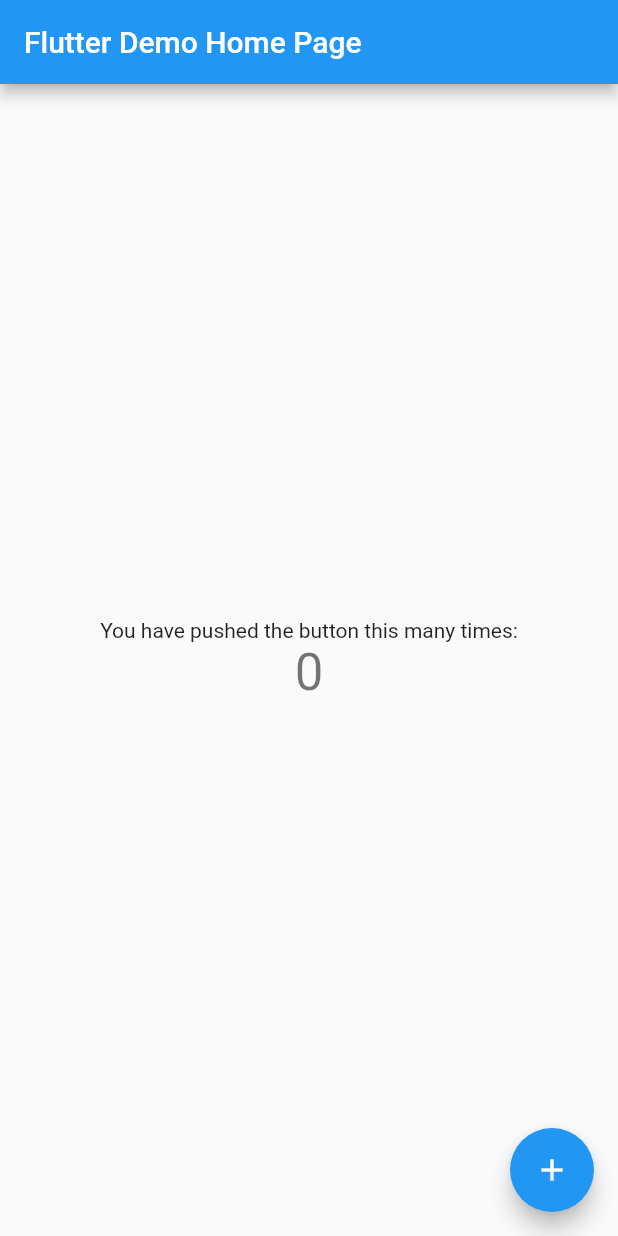
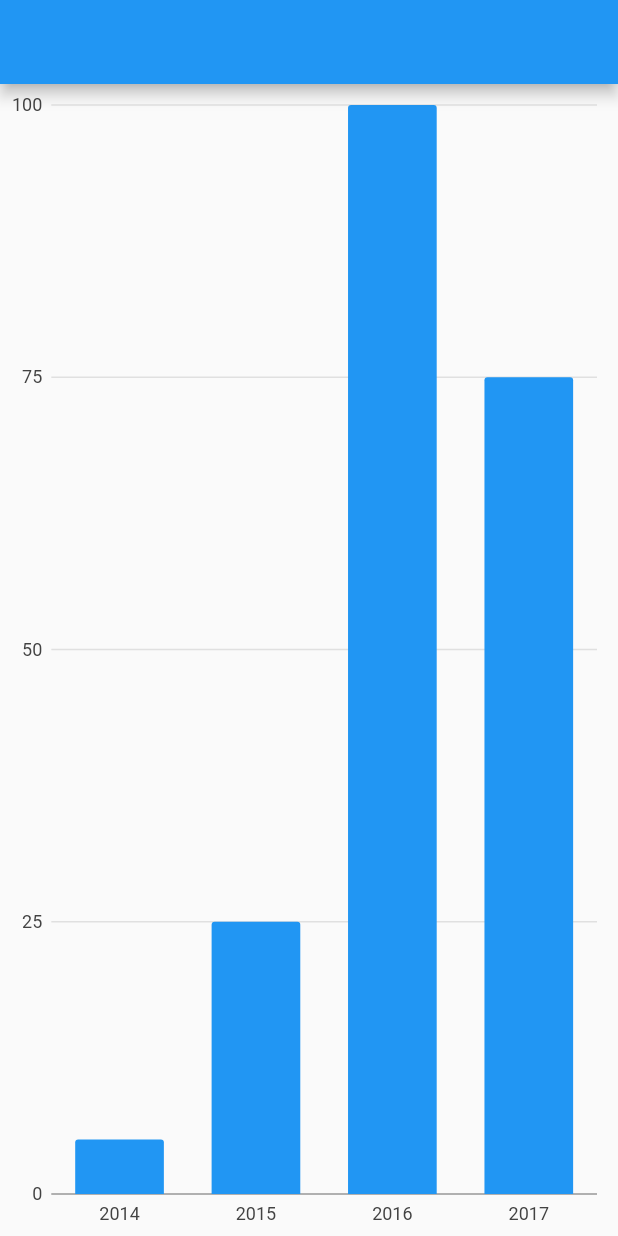
Before and after one commit to TimurKarev/vtb_prehackathon, a Flutter app: the screen it shows after launch, on a phone screen of 412 x 824 dp. Run offline on Flutter 3.47's test engine with Material 2 defaults, Android fonts, the phone set to English and light mode, and no system bars; our stand-ins replace charts_flutter.

Commit message:
sample bar chart

```diff
--- a/lib/main.dart
+++ b/lib/main.dart
@@ -1,4 +1,5 @@
 import 'package:flutter/material.dart';
+import 'package:vtb_prehackathon/timur/landing.dart';
 
 void main() {
   runApp(const MyApp());
@@ -24,92 +25,7 @@
         // is not restarted.
         primarySwatch: Colors.blue,
       ),
-      home: const MyHomePage(title: 'Flutter Demo Home Page'),
+      home: const Landing(),
     );
   }
 }
-
-class MyHomePage extends StatefulWidget {
-  const MyHomePage({Key? key, required this.title}) : super(key: key);
-
-  // This widget is the home page of your application. It is stateful, meaning
-  // that it has a State object (defined below) that contains fields that affect
-  // how it looks.
-
-  // This class is the configuration for the state. It holds the values (in this
-  // case the title) provided by the parent (in this case the App widget) and
-  // used by the build method of the State. Fields in a Widget subclass are
-  // always marked "final".
-
-  final String title;
-
-  @override
-  State<MyHomePage> createState() => _MyHomePageState();
-}
-
-class _MyHomePageState extends State<MyHomePage> {
-  int _counter = 0;
-
-  void _incrementCounter() {
-    setState(() {
-      // This call to setState tells the Flutter framework that something has
-      // changed in this State, which causes it to rerun the build method below
-      // so that the display can reflect the updated values. If we changed
-      // _counter without calling setState(), then the build method would not be
-      // called again, and so nothing would appear to happen.
-      _counter++;
-    });
-  }
-
-  @override
-  Widget build(BuildContext context) {
-    // This method is rerun every time setState is called, for instance as done
-    // by the _incrementCounter method above.
-    //
-    // The Flutter framework has been optimized to make rerunning build methods
-    // fast, so that you can just rebuild anything that needs updating rather
-    // than having to individually change instances of widgets.
-    return Scaffold(
-      appBar: AppBar(
-        // Here we take the value from the MyHomePage object that was created by
-        // the App.build method, and use it to set our appbar title.
-        title: Text(widget.title),
-      ),
-      body: Center(
-        // Center is a layout widget. It takes a single child and positions it
-        // in the middle of the parent.
-        child: Column(
-          // Column is also a layout widget. It takes a list of children and
-          // arranges them vertically. By default, it sizes itself to fit its
-          // children horizontally, and tries to be as tall as its parent.
-          //
-          // Invoke "debug painting" (press "p" in the console, choose the
-          // "Toggle Debug Paint" action from the Flutter Inspector in Android
-          // Studio, or the "Toggle Debug Paint" command in Visual Studio Code)
-          // to see the wireframe for each widget.
-          //
-          // Column has various properties to control how it sizes itself and
-          // how it positions its children. Here we use mainAxisAlignment to
-          // center the children vertically; the main axis here is the vertical
-          // axis because Columns are vertical (the cross axis would be
-          // horizontal).
-          mainAxisAlignment: MainAxisAlignment.center,
-          children: <Widget>[
-            const Text(
-              'You have pushed the button this many times:',
-            ),
-            Text(
-              '$_counter',
-              style: Theme.of(context).textTheme.headline4,
-            ),
-          ],
-        ),
-      ),
-      floatingActionButton: FloatingActionButton(
-        onPressed: _incrementCounter,
-        tooltip: 'Increment',
-        child: const Icon(Icons.add),
-      ), // This trailing comma makes auto-formatting nicer for build methods.
-    );
-  }
-}
--- /dev/null
+++ b/lib/timur/landing.dart
@@ -0,0 +1,14 @@
+import 'package:flutter/material.dart';
+import 'package:vtb_prehackathon/timur/screens/animation_bar_default.dart';
+
+class Landing extends StatelessWidget {
+  const Landing({Key? key}) : super(key: key);
+
+  @override
+  Widget build(BuildContext context) {
+    return Scaffold(
+      appBar: AppBar(),
+      body: SimpleBarChart.withSampleData(),//SimpleBarChart.withSampleData(),
+    );
+  }
+}
--- /dev/null
+++ b/lib/timur/screens/animation_bar_default.dart
@@ -0,0 +1,56 @@
+/// Bar chart example
+import 'package:charts_flutter/flutter.dart' as charts;
+import 'package:flutter/material.dart';
+
+class SimpleBarChart extends StatelessWidget {
+  final List<charts.Series<dynamic, String>> seriesList;
+  final bool? animate;
+
+  SimpleBarChart(this.seriesList, {this.animate});
+
+  /// Creates a [BarChart] with sample data and no transition.
+  factory SimpleBarChart.withSampleData() {
+    return new SimpleBarChart(
+      _createSampleData(),
+      // Disable animations for image tests.
+      animate: false,
+    );
+  }
+
+
+  @override
+  Widget build(BuildContext context) {
+    return new charts.BarChart(
+      seriesList,
+      animate: animate,
+    );
+  }
+
+  /// Create one series with sample hard coded data.
+  static List<charts.Series<OrdinalSales, String>> _createSampleData() {
+    final data = [
+      new OrdinalSales('2014', 5),
+      new OrdinalSales('2015', 25),
+      new OrdinalSales('2016', 100),
+      new OrdinalSales('2017', 75),
+    ];
+
+    return [
+      new charts.Series<OrdinalSales, String>(
+        id: 'Sales',
+        colorFn: (_, __) => charts.MaterialPalette.blue.shadeDefault,
+        domainFn: (OrdinalSales sales, _) => sales.year,
+        measureFn: (OrdinalSales sales, _) => sales.sales,
+        data: data,
+      )
+    ];
+  }
+}
+
+/// Sample ordinal data type.
+class OrdinalSales {
+  final String year;
+  final int sales;
+
+  OrdinalSales(this.year, this.sales);
+}
--- a/pubspec.yaml
+++ b/pubspec.yaml
@@ -29,7 +29,10 @@
 dependencies:
   flutter:
     sdk: flutter
-
+  charts_flutter:
+    git:
+      url: git://github.com/google/charts.git
+      path: charts_flutter
 
   # The following adds the Cupertino Icons font to your application.
   # Use with the CupertinoIcons class for iOS style icons.
```
